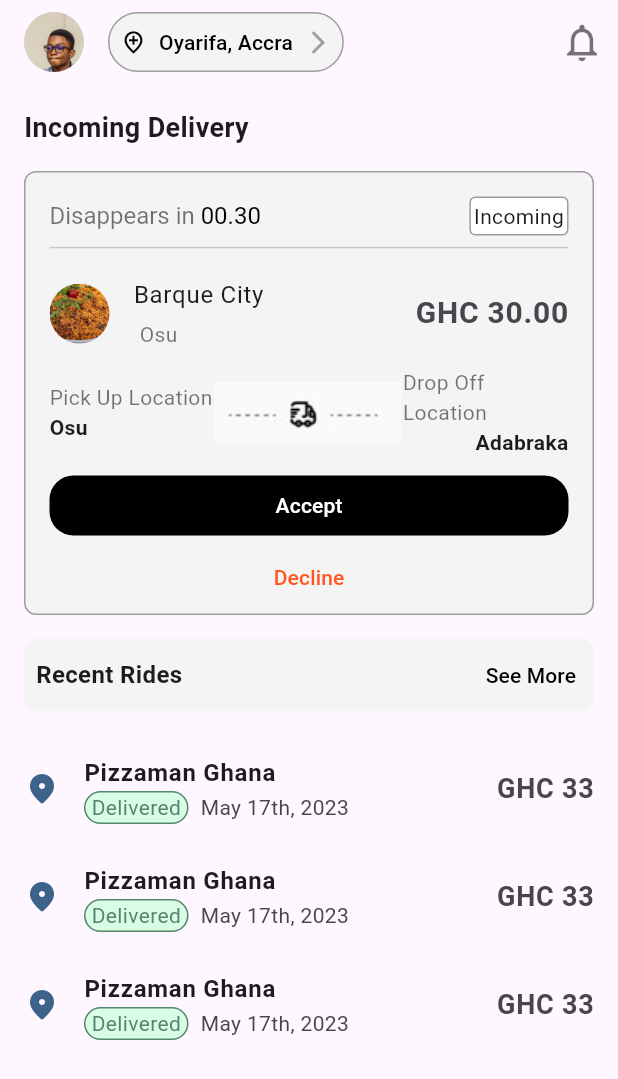
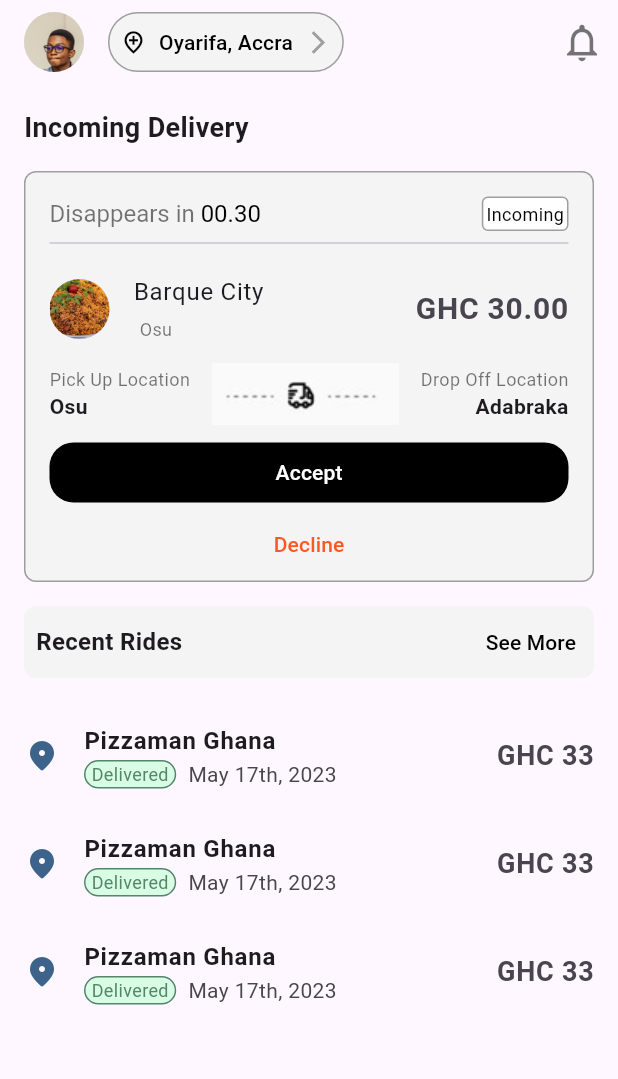
Before and after one commit to Carlysberg/test_gabriel, a Flutter app: the screen it shows after launch, on a phone screen of 412 x 824 dp. Shown: the top 1079 px of the screen. Run offline on Flutter 3.47's test engine with Material 3 defaults, Android fonts, the phone set to English and light mode, and no system bars; our stand-ins replace auto_route; generated files the repository leaves out were written again.

Commit message:
style: updated text styles

```diff
--- a/lib/common/constants.dart
+++ b/lib/common/constants.dart
@@ -6,5 +6,5 @@ class Constants {
   static const kMediumTitleTextStyle =
       TextStyle(fontSize: 16, fontWeight: FontWeight.bold);
   static const kSmallTitleTextStyle = TextStyle(color: Colors.black);
-  static const kSmallTextStyle = TextStyle(color: Colors.black54);
+  static const kSmallTextStyle = TextStyle(color: Colors.black54, fontSize: 12);
 }
--- a/lib/home_page/component/incoming_delivery_container.dart
+++ b/lib/home_page/component/incoming_delivery_container.dart
@@ -41,7 +41,9 @@ class IncomingDeliveryContainer extends StatelessWidget {
                     border: Border.all(color: Colors.grey),
                     color: Color(OrderStatus.incoming.backgroundColor),
                   ),
-                  child: Text(OrderStatus.incoming.text),
+                  child: Text(OrderStatus.incoming.text,
+                      style: Constants.kSmallTextStyle
+                          .copyWith(color: Colors.black)),
                 )
               ],
             ),
--- a/lib/home_page/component/recent_rides.dart
+++ b/lib/home_page/component/recent_rides.dart
@@ -1,4 +1,5 @@
 import 'package:flutter/material.dart';
+import 'package:test_gabriel/common/constants.dart';
 import 'package:test_gabriel/common/enum/order_status.dart';
 
 class RecentRides extends StatelessWidget {
@@ -37,7 +38,8 @@ class RecentRides extends StatelessWidget {
                     ),
                     child: Text(
                       OrderStatus.delivered.text,
-                      style: TextStyle(color: Color(0xFF53866B)),
+                      style: Constants.kSmallTextStyle
+                          .copyWith(color: Color(0xFF53866B)),
                     ),
                   ),
                   Flexible(
```
